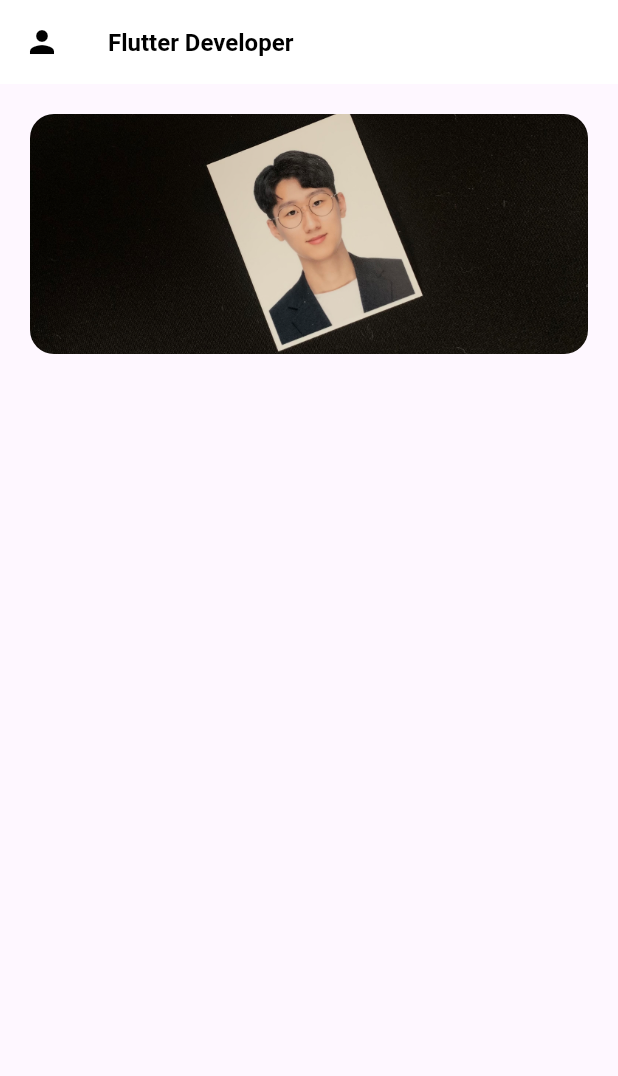
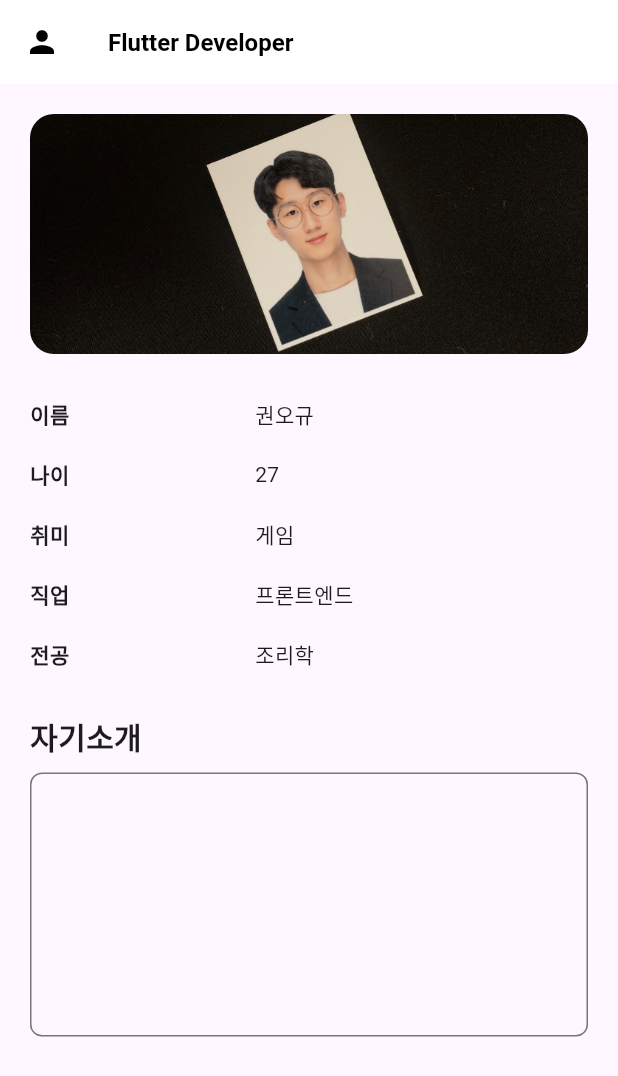
Before and after one commit to Oh9yu/flutter_BusinessCard, a Flutter app: the screen it shows after launch, on a phone screen of 412 x 824 dp. Shown: the top 1076 px of the screen. Run offline on Flutter 3.47's test engine with Material 3 defaults, Android fonts, the phone set to English and light mode, and no system bars; missing offline and left inert: dart:ffi.

Commit message:
Add : TextField

```diff
--- a/business_card/lib/main_screen.dart
+++ b/business_card/lib/main_screen.dart
@@ -10,6 +10,8 @@ class MainScreen extends StatefulWidget {
 }
 
 class _MainScreenState extends State<MainScreen> {
+  TextEditingController introduceController = TextEditingController();
+
   @override
   Widget build(BuildContext context) {
     return Scaffold(
@@ -30,7 +32,9 @@ class _MainScreenState extends State<MainScreen> {
           )),
       body: SingleChildScrollView(
         child: Column(
+          crossAxisAlignment: CrossAxisAlignment.start,
           children: [
+            // image section
             Container(
                 margin: EdgeInsets.all(20),
                 width: double.infinity,
@@ -41,7 +45,109 @@ class _MainScreenState extends State<MainScreen> {
                     'assets/profile.jpeg',
                     fit: BoxFit.cover,
                   ),
-                ))
+                )),
+            // text section
+            Container(
+              margin: EdgeInsets.symmetric(vertical: 10, horizontal: 20),
+              child: Row(
+                children: [
+                  Container(
+                    width: 150,
+                    child: Text(
+                      '이름',
+                      style: TextStyle(fontWeight: FontWeight.bold),
+                    ),
+                  ),
+                  Text('권오규'),
+                ],
+              ),
+            ),
+            Container(
+              margin: EdgeInsets.symmetric(vertical: 10, horizontal: 20),
+              child: Row(
+                children: [
+                  Container(
+                    width: 150,
+                    child: Text(
+                      '나이',
+                      style: TextStyle(fontWeight: FontWeight.bold),
+                    ),
+                  ),
+                  Text('27'),
+                ],
+              ),
+            ),
+            Container(
+              margin: EdgeInsets.symmetric(vertical: 10, horizontal: 20),
+              child: Row(
+                children: [
+                  Container(
+                    width: 150,
+                    child: Text(
+                      '취미',
+                      style: TextStyle(fontWeight: FontWeight.bold),
+                    ),
+                  ),
+                  Text('게임'),
+                ],
+              ),
+            ),
+            Container(
+              margin: EdgeInsets.symmetric(vertical: 10, horizontal: 20),
+              child: Row(
+                children: [
+                  Container(
+                    width: 150,
+                    child: Text(
+                      '직업',
+                      style: TextStyle(fontWeight: FontWeight.bold),
+                    ),
+                  ),
+                  Text('프론트엔드'),
+                ],
+              ),
+            ),
+            Container(
+              margin: EdgeInsets.symmetric(vertical: 10, horizontal: 20),
+              child: Row(
+                children: [
+                  Container(
+                    width: 150,
+                    child: Text(
+                      '전공',
+                      style: TextStyle(fontWeight: FontWeight.bold),
+                    ),
+                  ),
+                  Text('조리학'),
+                ],
+              ),
+            ),
+            // input section
+            Container(
+              margin: EdgeInsets.only(left: 20, top: 20),
+              child: Text(
+                '자기소개',
+                style: TextStyle(fontSize: 20, fontWeight: FontWeight.bold),
+              ),
+            ),
+            Container(
+              margin: EdgeInsets.symmetric(vertical: 10, horizontal: 20),
+              child: TextField(
+                maxLines: 6,
+                controller: introduceController,
+                decoration: InputDecoration(
+                  border: OutlineInputBorder(
+                    borderRadius: BorderRadius.circular(8),
+                    borderSide: BorderSide(color: Colors.grey),
+                  ),
+                  focusedBorder: OutlineInputBorder(
+                    borderSide:
+                        const BorderSide(color: Colors.blueGrey, width: 2.0),
+                    borderRadius: BorderRadius.circular(8),
+                  ),
+                ),
+              ),
+            )
           ],
         ),
       ),
```
